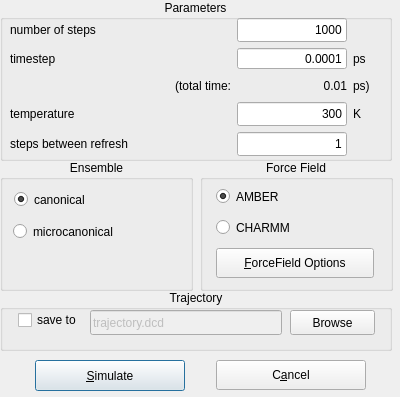
Before: the Qt Designer form source/VIEW/DIALOGS/molecularDynamicsDialog.ui in BALL-Project/ball, drawn with Qt 5.
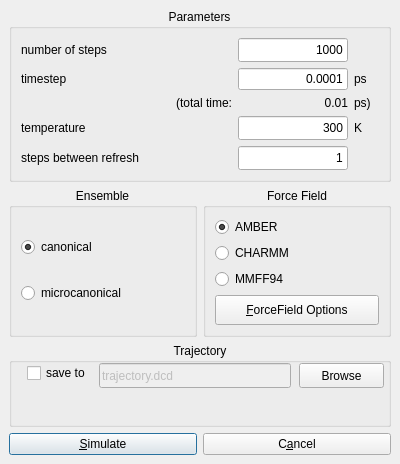
After: the same form once the commit is applied.

```diff
--- a/source/VIEW/DIALOGS/molecularDynamicsDialog.ui
+++ b/source/VIEW/DIALOGS/molecularDynamicsDialog.ui
@@ -9,7 +9,7 @@
     <x>0</x>
     <y>0</y>
     <width>400</width>
-    <height>397</height>
+    <height>464</height>
    </rect>
   </property>
   <property name="sizePolicy" >
@@ -38,15 +38,435 @@
   <property name="toolTip" >
    <string/>
   </property>
+  <layout class="QGridLayout" >
+   <property name="margin" >
+    <number>9</number>
+   </property>
+   <property name="spacing" >
+    <number>6</number>
+   </property>
+   <item row="0" column="0" colspan="2" >
+    <widget class="QGroupBox" name="GroupBox_3" >
+     <property name="focusPolicy" >
+      <enum>Qt::NoFocus</enum>
+     </property>
+     <property name="title" >
+      <string>Parameters</string>
+     </property>
+     <property name="alignment" >
+      <set>Qt::AlignHCenter</set>
+     </property>
+     <layout class="QGridLayout" >
+      <property name="margin" >
+       <number>9</number>
+      </property>
+      <property name="spacing" >
+       <number>6</number>
+      </property>
+      <item row="4" column="2" >
+       <widget class="QLabel" name="textLabel1" >
+        <property name="text" >
+         <string/>
+        </property>
+       </widget>
+      </item>
+      <item row="4" column="0" >
+       <widget class="QLabel" name="temperature_2" >
+        <property name="sizePolicy" >
+         <sizepolicy>
+          <hsizetype>7</hsizetype>
+          <vsizetype>5</vsizetype>
+          <horstretch>0</horstretch>
+          <verstretch>0</verstretch>
+         </sizepolicy>
+        </property>
+        <property name="minimumSize" >
+         <size>
+          <width>190</width>
+          <height>0</height>
+         </size>
+        </property>
+        <property name="maximumSize" >
+         <size>
+          <width>200</width>
+          <height>32767</height>
+         </size>
+        </property>
+        <property name="focusPolicy" >
+         <enum>Qt::NoFocus</enum>
+        </property>
+        <property name="lineWidth" >
+         <number>1</number>
+        </property>
+        <property name="text" >
+         <string>steps between refresh</string>
+        </property>
+        <property name="textFormat" >
+         <enum>Qt::AutoText</enum>
+        </property>
+        <property name="alignment" >
+         <set>Qt::AlignLeading|Qt::AlignLeft|Qt::AlignVCenter</set>
+        </property>
+       </widget>
+      </item>
+      <item row="2" column="2" >
+       <widget class="QLabel" name="Label_4_2_2" >
+        <property name="minimumSize" >
+         <size>
+          <width>25</width>
+          <height>0</height>
+         </size>
+        </property>
+        <property name="focusPolicy" >
+         <enum>Qt::NoFocus</enum>
+        </property>
+        <property name="lineWidth" >
+         <number>1</number>
+        </property>
+        <property name="text" >
+         <string>ps)</string>
+        </property>
+        <property name="textFormat" >
+         <enum>Qt::AutoText</enum>
+        </property>
+        <property name="alignment" >
+         <set>Qt::AlignLeading|Qt::AlignLeft|Qt::AlignVCenter</set>
+        </property>
+       </widget>
+      </item>
+      <item row="0" column="0" >
+       <widget class="QLabel" name="Label_4" >
+        <property name="minimumSize" >
+         <size>
+          <width>150</width>
+          <height>0</height>
+         </size>
+        </property>
+        <property name="focusPolicy" >
+         <enum>Qt::NoFocus</enum>
+        </property>
+        <property name="lineWidth" >
+         <number>1</number>
+        </property>
+        <property name="text" >
+         <string>number of steps</string>
+        </property>
+        <property name="textFormat" >
+         <enum>Qt::AutoText</enum>
+        </property>
+        <property name="alignment" >
+         <set>Qt::AlignLeading|Qt::AlignLeft|Qt::AlignVCenter</set>
+        </property>
+       </widget>
+      </item>
+      <item row="1" column="1" >
+       <widget class="QLineEdit" name="timestep_linedit" >
+        <property name="sizePolicy" >
+         <sizepolicy>
+          <hsizetype>5</hsizetype>
+          <vsizetype>0</vsizetype>
+          <horstretch>0</horstretch>
+          <verstretch>0</verstretch>
+         </sizepolicy>
+        </property>
+        <property name="maximumSize" >
+         <size>
+          <width>110</width>
+          <height>24</height>
+         </size>
+        </property>
+        <property name="focusPolicy" >
+         <enum>Qt::StrongFocus</enum>
+        </property>
+        <property name="toolTip" >
+         <string>Timesteps in which snapshots are taken</string>
+        </property>
+        <property name="text" >
+         <string>0.0001</string>
+        </property>
+        <property name="frame" >
+         <bool>true</bool>
+        </property>
+        <property name="alignment" >
+         <set>Qt::AlignRight</set>
+        </property>
+       </widget>
+      </item>
+      <item row="0" column="1" >
+       <widget class="QLineEdit" name="steps_lineedit" >
+        <property name="sizePolicy" >
+         <sizepolicy>
+          <hsizetype>5</hsizetype>
+          <vsizetype>0</vsizetype>
+          <horstretch>0</horstretch>
+          <verstretch>0</verstretch>
+         </sizepolicy>
+        </property>
+        <property name="minimumSize" >
+         <size>
+          <width>110</width>
+          <height>24</height>
+         </size>
+        </property>
+        <property name="maximumSize" >
+         <size>
+          <width>110</width>
+          <height>24</height>
+         </size>
+        </property>
+        <property name="focusPolicy" >
+         <enum>Qt::StrongFocus</enum>
+        </property>
+        <property name="text" >
+         <string>1000</string>
+        </property>
+        <property name="frame" >
+         <bool>true</bool>
+        </property>
+        <property name="echoMode" >
+         <enum>QLineEdit::Normal</enum>
+        </property>
+        <property name="alignment" >
+         <set>Qt::AlignRight</set>
+        </property>
+       </widget>
+      </item>
+      <item row="1" column="2" >
+       <widget class="QLabel" name="Label_4_2" >
+        <property name="minimumSize" >
+         <size>
+          <width>25</width>
+          <height>0</height>
+         </size>
+        </property>
+        <property name="focusPolicy" >
+         <enum>Qt::NoFocus</enum>
+        </property>
+        <property name="lineWidth" >
+         <number>1</number>
+        </property>
+        <property name="text" >
+         <string>ps</string>
+        </property>
+        <property name="textFormat" >
+         <enum>Qt::AutoText</enum>
+        </property>
+        <property name="alignment" >
+         <set>Qt::AlignLeading|Qt::AlignLeft|Qt::AlignVCenter</set>
+        </property>
+       </widget>
+      </item>
+      <item row="4" column="1" >
+       <widget class="QLineEdit" name="refresh_lineedit" >
+        <property name="sizePolicy" >
+         <sizepolicy>
+          <hsizetype>5</hsizetype>
+          <vsizetype>0</vsizetype>
+          <horstretch>0</horstretch>
+          <verstretch>0</verstretch>
+         </sizepolicy>
+        </property>
+        <property name="minimumSize" >
+         <size>
+          <width>110</width>
+          <height>24</height>
+         </size>
+        </property>
+        <property name="maximumSize" >
+         <size>
+          <width>110</width>
+          <height>24</height>
+         </size>
+        </property>
+        <property name="focusPolicy" >
+         <enum>Qt::StrongFocus</enum>
+        </property>
+        <property name="text" >
+         <string>1</string>
+        </property>
+        <property name="frame" >
+         <bool>true</bool>
+        </property>
+        <property name="echoMode" >
+         <enum>QLineEdit::Normal</enum>
+        </property>
+        <property name="alignment" >
+         <set>Qt::AlignRight</set>
+        </property>
+       </widget>
+      </item>
+      <item row="2" column="1" >
+       <widget class="QLabel" name="time_lineedit" >
+        <property name="text" >
+         <string>0.01</string>
+        </property>
+        <property name="alignment" >
+         <set>Qt::AlignRight|Qt::AlignTrailing|Qt::AlignVCenter</set>
+        </property>
+       </widget>
+      </item>
+      <item row="2" column="0" >
+       <widget class="QLabel" name="simulationtime_edit" >
+        <property name="minimumSize" >
+         <size>
+          <width>50</width>
+          <height>0</height>
+         </size>
+        </property>
+        <property name="focusPolicy" >
+         <enum>Qt::NoFocus</enum>
+        </property>
+        <property name="lineWidth" >
+         <number>1</number>
+        </property>
+        <property name="text" >
+         <string>(total time:</string>
+        </property>
+        <property name="textFormat" >
+         <enum>Qt::AutoText</enum>
+        </property>
+        <property name="alignment" >
+         <set>Qt::AlignRight|Qt::AlignTrailing|Qt::AlignVCenter</set>
+        </property>
+       </widget>
+      </item>
+      <item row="1" column="0" >
+       <widget class="QLabel" name="Label_5" >
+        <property name="minimumSize" >
+         <size>
+          <width>130</width>
+          <height>0</height>
+         </size>
+        </property>
+        <property name="focusPolicy" >
+         <enum>Qt::NoFocus</enum>
+        </property>
+        <property name="lineWidth" >
+         <number>1</number>
+        </property>
+        <property name="text" >
+         <string>timestep</string>
+        </property>
+        <property name="textFormat" >
+         <enum>Qt::AutoText</enum>
+        </property>
+        <property name="alignment" >
+         <set>Qt::AlignLeading|Qt::AlignLeft|Qt::AlignVCenter</set>
+        </property>
+       </widget>
+      </item>
+      <item row="3" column="1" >
+       <widget class="QLineEdit" name="temperature_lineedit" >
+        <property name="sizePolicy" >
+         <sizepolicy>
+          <hsizetype>5</hsizetype>
+          <vsizetype>0</vsizetype>
+          <horstretch>0</horstretch>
+          <verstretch>0</verstretch>
+         </sizepolicy>
+        </property>
+        <property name="minimumSize" >
+         <size>
+          <width>110</width>
+          <height>24</height>
+         </size>
+        </property>
+        <property name="maximumSize" >
+         <size>
+          <width>110</width>
+          <height>24</height>
+         </size>
+        </property>
+        <property name="focusPolicy" >
+         <enum>Qt::StrongFocus</enum>
+        </property>
+        <property name="toolTip" >
+         <string>Temperature in which the simulation runs</string>
+        </property>
+        <property name="text" >
+         <string>300</string>
+        </property>
+        <property name="frame" >
+         <bool>true</bool>
+        </property>
+        <property name="echoMode" >
+         <enum>QLineEdit::Normal</enum>
+        </property>
+        <property name="alignment" >
+         <set>Qt::AlignRight</set>
+        </property>
+       </widget>
+      </item>
+      <item row="0" column="2" >
+       <widget class="QLabel" name="textLabel2" >
+        <property name="text" >
+         <string/>
+        </property>
+       </widget>
+      </item>
+      <item row="3" column="0" >
+       <widget class="QLabel" name="temperature" >
+        <property name="sizePolicy" >
+         <sizepolicy>
+          <hsizetype>7</hsizetype>
+          <vsizetype>5</vsizetype>
+          <horstretch>0</horstretch>
+          <verstretch>0</verstretch>
+         </sizepolicy>
+        </property>
+        <property name="minimumSize" >
+         <size>
+          <width>150</width>
+          <height>0</height>
+         </size>
+        </property>
+        <property name="focusPolicy" >
+         <enum>Qt::NoFocus</enum>
+        </property>
+        <property name="lineWidth" >
+         <number>1</number>
+        </property>
+        <property name="text" >
+         <string>temperature</string>
+        </property>
+        <property name="textFormat" >
+         <enum>Qt::AutoText</enum>
+        </property>
+        <property name="alignment" >
+         <set>Qt::AlignLeading|Qt::AlignLeft|Qt::AlignVCenter</set>
+        </property>
+       </widget>
+      </item>
+      <item row="3" column="2" >
+       <widget class="QLabel" name="Label_4_2_3" >
+        <property name="minimumSize" >
+         <size>
+          <width>25</width>
+          <height>0</height>
+         </size>
+        </property>
+        <property name="focusPolicy" >
+         <enum>Qt::NoFocus</enum>
+        </property>
+        <property name="lineWidth" >
+         <number>1</number>
+        </property>
+        <property name="text" >
+         <string>K</string>
+        </property>
+        <property name="textFormat" >
+         <enum>Qt::AutoText</enum>
+        </property>
+        <property name="alignment" >
+         <set>Qt::AlignLeading|Qt::AlignLeft|Qt::AlignVCenter</set>
+        </property>
+       </widget>
+      </item>
+     </layout>
+    </widget>
+   </item>
+   <item row="2" column="0" colspan="2" >
   <widget class="QGroupBox" name="GroupBox2_2" >
-   <property name="geometry" >
-    <rect>
-     <x>0</x>
-     <y>290</y>
-     <width>392</width>
-     <height>61</height>
-    </rect>
-   </property>
    <property name="sizePolicy" >
     <sizepolicy>
      <hsizetype>5</hsizetype>
@@ -150,30 +570,24 @@
     </property>
    </widget>
   </widget>
+   </item>
+   <item row="1" column="0" >
   <widget class="QGroupBox" name="dielectric_group_2" >
-   <property name="geometry" >
-    <rect>
-     <x>0</x>
-     <y>160</y>
-     <width>193</width>
-     <height>131</height>
-    </rect>
-   </property>
    <property name="title" >
     <string>Ensemble</string>
    </property>
    <property name="alignment" >
     <set>Qt::AlignHCenter</set>
    </property>
+     <layout class="QVBoxLayout" >
+      <property name="margin" >
+       <number>9</number>
+      </property>
+      <property name="spacing" >
+       <number>6</number>
+      </property>
+      <item>
    <widget class="QRadioButton" name="canonical_button" >
-    <property name="geometry" >
-     <rect>
-      <x>14</x>
-      <y>29</y>
-      <width>166</width>
-      <height>21</height>
-     </rect>
-    </property>
     <property name="minimumSize" >
      <size>
       <width>120</width>
@@ -187,15 +601,9 @@
      <bool>true</bool>
     </property>
    </widget>
+      </item>
+      <item>
    <widget class="QRadioButton" name="microcanonical_button" >
-    <property name="geometry" >
-     <rect>
-      <x>13</x>
-      <y>61</y>
-      <width>170</width>
-      <height>21</height>
-     </rect>
-    </property>
     <property name="sizePolicy" >
      <sizepolicy>
       <hsizetype>0</hsizetype>
@@ -214,539 +622,27 @@
      <string>microcanonical</string>
     </property>
    </widget>
-  </widget>
-  <widget class="QGroupBox" name="GroupBox_3" >
-   <property name="geometry" >
-    <rect>
-     <x>0</x>
-     <y>0</y>
-     <width>392</width>
-     <height>161</height>
-    </rect>
-   </property>
-   <property name="focusPolicy" >
-    <enum>Qt::NoFocus</enum>
-   </property>
-   <property name="title" >
-    <string>Parameters</string>
-   </property>
-   <property name="alignment" >
-    <set>Qt::AlignHCenter</set>
-   </property>
-   <widget class="QLabel" name="temperature_2" >
-    <property name="geometry" >
-     <rect>
-      <x>10</x>
-      <y>132</y>
-      <width>200</width>
-      <height>24</height>
-     </rect>
-    </property>
-    <property name="sizePolicy" >
-     <sizepolicy>
-      <hsizetype>7</hsizetype>
-      <vsizetype>5</vsizetype>
-      <horstretch>0</horstretch>
-      <verstretch>0</verstretch>
-     </sizepolicy>
-    </property>
-    <property name="minimumSize" >
-     <size>
-      <width>190</width>
-      <height>0</height>
-     </size>
-    </property>
-    <property name="maximumSize" >
-     <size>
-      <width>200</width>
-      <height>32767</height>
-     </size>
-    </property>
-    <property name="focusPolicy" >
-     <enum>Qt::NoFocus</enum>
-    </property>
-    <property name="lineWidth" >
-     <number>1</number>
-    </property>
-    <property name="text" >
-     <string>steps between refresh</string>
-    </property>
-    <property name="textFormat" >
-     <enum>Qt::AutoText</enum>
-    </property>
-    <property name="alignment" >
-     <set>Qt::AlignLeading|Qt::AlignLeft|Qt::AlignVCenter</set>
-    </property>
-   </widget>
-   <widget class="QLabel" name="Label_4_2_3" >
-    <property name="geometry" >
-     <rect>
-      <x>353</x>
-      <y>102</y>
-      <width>25</width>
-      <height>24</height>
-     </rect>
-    </property>
-    <property name="minimumSize" >
-     <size>
-      <width>25</width>
-      <height>0</height>
-     </size>
-    </property>
-    <property name="focusPolicy" >
-     <enum>Qt::NoFocus</enum>
-    </property>
-    <property name="lineWidth" >
-     <number>1</number>
-    </property>
-    <property name="text" >
-     <string>K</string>
-    </property>
-    <property name="textFormat" >
-     <enum>Qt::AutoText</enum>
-    </property>
-    <property name="alignment" >
-     <set>Qt::AlignLeading|Qt::AlignLeft|Qt::AlignVCenter</set>
-    </property>
-   </widget>
-   <widget class="QLabel" name="temperature" >
-    <property name="geometry" >
-     <rect>
-      <x>10</x>
-      <y>102</y>
-      <width>221</width>
-      <height>24</height>
-     </rect>
-    </property>
-    <property name="sizePolicy" >
-     <sizepolicy>
-      <hsizetype>7</hsizetype>
-      <vsizetype>5</vsizetype>
-      <horstretch>0</horstretch>
-      <verstretch>0</verstretch>
-     </sizepolicy>
-    </property>
-    <property name="minimumSize" >
-     <size>
-      <width>150</width>
-      <height>0</height>
-     </size>
-    </property>
-    <property name="focusPolicy" >
-     <enum>Qt::NoFocus</enum>
-    </property>
-    <property name="lineWidth" >
-     <number>1</number>
-    </property>
-    <property name="text" >
-     <string>temperature</string>
-    </property>
-    <property name="textFormat" >
-     <enum>Qt::AutoText</enum>
-    </property>
-    <property name="alignment" >
-     <set>Qt::AlignLeading|Qt::AlignLeft|Qt::AlignVCenter</set>
-    </property>
-   </widget>
-   <widget class="QLabel" name="textLabel2" >
-    <property name="geometry" >
-     <rect>
-      <x>353</x>
-      <y>18</y>
-      <width>25</width>
-      <height>24</height>
-     </rect>
-    </property>
-    <property name="text" >
-     <string/>
-    </property>
-   </widget>
-   <widget class="QLineEdit" name="temperature_lineedit" >
-    <property name="geometry" >
-     <rect>
-      <x>237</x>
-      <y>102</y>
-      <width>110</width>
-      <height>24</height>
-     </rect>
-    </property>
-    <property name="sizePolicy" >
-     <sizepolicy>
-      <hsizetype>5</hsizetype>
-      <vsizetype>0</vsizetype>
-      <horstretch>0</horstretch>
-      <verstretch>0</verstretch>
-     </sizepolicy>
-    </property>
-    <property name="minimumSize" >
-     <size>
-      <width>110</width>
-      <height>24</height>
-     </size>
-    </property>
-    <property name="maximumSize" >
-     <size>
-      <width>110</width>
-      <height>24</height>
-     </size>
-    </property>
-    <property name="focusPolicy" >
-     <enum>Qt::StrongFocus</enum>
-    </property>
-    <property name="toolTip" >
-     <string>Temperature in which the simulation runs</string>
-    </property>
-    <property name="text" >
-     <string>300</string>
-    </property>
-    <property name="frame" >
-     <bool>true</bool>
-    </property>
-    <property name="echoMode" >
-     <enum>QLineEdit::Normal</enum>
-    </property>
-    <property name="alignment" >
-     <set>Qt::AlignRight</set>
-    </property>
-   </widget>
-   <widget class="QLabel" name="Label_5" >
-    <property name="geometry" >
-     <rect>
-      <x>10</x>
-      <y>48</y>
-      <width>221</width>
-      <height>21</height>
-     </rect>
-    </property>
-    <property name="minimumSize" >
-     <size>
-      <width>130</width>
-      <height>0</height>
-     </size>
-    </property>
-    <property name="focusPolicy" >
-     <enum>Qt::NoFocus</enum>
-    </property>
-    <property name="lineWidth" >
-     <number>1</number>
-    </property>
-    <property name="text" >
-     <string>timestep</string>
-    </property>
-    <property name="textFormat" >
-     <enum>Qt::AutoText</enum>
-    </property>
-    <property name="alignment" >
-     <set>Qt::AlignLeading|Qt::AlignLeft|Qt::AlignVCenter</set>
-    </property>
-   </widget>
-   <widget class="QLabel" name="simulationtime_edit" >
-    <property name="geometry" >
-     <rect>
-      <x>10</x>
-      <y>75</y>
-      <width>221</width>
-      <height>21</height>
-     </rect>
-    </property>
-    <property name="minimumSize" >
-     <size>
-      <width>50</width>
-      <height>0</height>
-     </size>
-    </property>
-    <property name="focusPolicy" >
-     <enum>Qt::NoFocus</enum>
-    </property>
-    <property name="lineWidth" >
-     <number>1</number>
-    </property>
-    <property name="text" >
-     <string>(total time:</string>
-    </property>
-    <property name="textFormat" >
-     <enum>Qt::AutoText</enum>
-    </property>
-    <property name="alignment" >
-     <set>Qt::AlignRight|Qt::AlignTrailing|Qt::AlignVCenter</set>
-    </property>
-   </widget>
-   <widget class="QLabel" name="time_lineedit" >
-    <property name="geometry" >
-     <rect>
-      <x>237</x>
-      <y>75</y>
-      <width>110</width>
-      <height>21</height>
-     </rect>
-    </property>
-    <property name="text" >
-     <string>0.01</string>
-    </property>
-    <property name="alignment" >
-     <set>Qt::AlignRight|Qt::AlignTrailing|Qt::AlignVCenter</set>
-    </property>
-   </widget>
-   <widget class="QLineEdit" name="refresh_lineedit" >
-    <property name="geometry" >
-     <rect>
-      <x>237</x>
-      <y>132</y>
-      <width>110</width>
-      <height>24</height>
-     </rect>
-    </property>
-    <property name="sizePolicy" >
-     <sizepolicy>
-      <hsizetype>5</hsizetype>
-      <vsizetype>0</vsizetype>
-      <horstretch>0</horstretch>
-      <verstretch>0</verstretch>
-     </sizepolicy>
-    </property>
-    <property name="minimumSize" >
-     <size>
-      <width>110</width>
-      <height>24</height>
-     </size>
-    </property>
-    <property name="maximumSize" >
-     <size>
-      <width>110</width>
-      <height>24</height>
-     </size>
-    </property>
-    <property name="focusPolicy" >
-     <enum>Qt::StrongFocus</enum>
-    </property>
-    <property name="text" >
-     <string>1</string>
-    </property>
-    <property name="frame" >
-     <bool>true</bool>
-    </property>
-    <property name="echoMode" >
-     <enum>QLineEdit::Normal</enum>
-    </property>
-    <property name="alignment" >
-     <set>Qt::AlignRight</set>
-    </property>
-   </widget>
-   <widget class="QLabel" name="Label_4_2" >
-    <property name="geometry" >
-     <rect>
-      <x>353</x>
-      <y>48</y>
-      <width>25</width>
-      <height>21</height>
-     </rect>
-    </property>
-    <property name="minimumSize" >
-     <size>
-      <width>25</width>
-      <height>0</height>
-     </size>
-    </property>
-    <property name="focusPolicy" >
-     <enum>Qt::NoFocus</enum>
-    </property>
-    <property name="lineWidth" >
-     <number>1</number>
-    </property>
-    <property name="text" >
-     <string>ps</string>
-    </property>
-    <property name="textFormat" >
-     <enum>Qt::AutoText</enum>
-    </property>
-    <property name="alignment" >
-     <set>Qt::AlignLeading|Qt::AlignLeft|Qt::AlignVCenter</set>
-    </property>
-   </widget>
-   <widget class="QLineEdit" name="steps_lineedit" >
-    <property name="geometry" >
-     <rect>
-      <x>237</x>
-      <y>18</y>
-      <width>110</width>
-      <height>24</height>
-     </rect>
-    </property>
-    <property name="sizePolicy" >
-     <sizepolicy>
-      <hsizetype>5</hsizetype>
-      <vsizetype>0</vsizetype>
-      <horstretch>0</horstretch>
-      <verstretch>0</verstretch>
-     </sizepolicy>
-    </property>
-    <property name="minimumSize" >
-     <size>
-      <width>110</width>
-      <height>24</height>
-     </size>
-    </property>
-    <property name="maximumSize" >
-     <size>
-      <width>110</width>
-      <height>24</height>
-     </size>
-    </property>
-    <property name="focusPolicy" >
-     <enum>Qt::StrongFocus</enum>
-    </property>
-    <property name="text" >
-     <string>1000</string>
-    </property>
-    <property name="frame" >
-     <bool>true</bool>
-    </property>
-    <property name="echoMode" >
-     <enum>QLineEdit::Normal</enum>
-    </property>
-    <property name="alignment" >
-     <set>Qt::AlignRight</set>
-    </property>
-   </widget>
-   <widget class="QLabel" name="textLabel1" >
-    <property name="geometry" >
-     <rect>
-      <x>353</x>
-      <y>132</y>
-      <width>25</width>
-      <height>24</height>
-     </rect>
-    </property>
-    <property name="text" >
-     <string/>
-    </property>
-   </widget>
-   <widget class="QLineEdit" name="timestep_linedit" >
-    <property name="geometry" >
-     <rect>
-      <x>237</x>
-      <y>48</y>
-      <width>110</width>
-      <height>21</height>
-     </rect>
-    </property>
-    <property name="sizePolicy" >
-     <sizepolicy>
-      <hsizetype>5</hsizetype>
-      <vsizetype>0</vsizetype>
-      <horstretch>0</horstretch>
-      <verstretch>0</verstretch>
-     </sizepolicy>
-    </property>
-    <property name="maximumSize" >
-     <size>
-      <width>110</width>
-      <height>24</height>
-     </size>
-    </property>
-    <property name="focusPolicy" >
-     <enum>Qt::StrongFocus</enum>
-    </property>
-    <property name="toolTip" >
-     <string>Timesteps in which snapshots are taken</string>
-    </property>
-    <property name="text" >
-     <string>0.0001</string>
-    </property>
-    <property name="frame" >
-     <bool>true</bool>
-    </property>
-    <property name="alignment" >
-     <set>Qt::AlignRight</set>
-    </property>
-   </widget>
-   <widget class="QLabel" name="Label_4" >
-    <property name="geometry" >
-     <rect>
-      <x>10</x>
-      <y>18</y>
-      <width>221</width>
-      <height>24</height>
-     </rect>
-    </property>
-    <property name="minimumSize" >
-     <size>
-      <width>150</width>
-      <height>0</height>
-     </size>
-    </property>
-    <property name="focusPolicy" >
-     <enum>Qt::NoFocus</enum>
-    </property>
-    <property name="lineWidth" >
-     <number>1</number>
-    </property>
-    <property name="text" >
-     <string>number of steps</string>
-    </property>
-    <property name="textFormat" >
-     <enum>Qt::AutoText</enum>
-    </property>
-    <property name="alignment" >
-     <set>Qt::AlignLeading|Qt::AlignLeft|Qt::AlignVCenter</set>
-    </property>
-   </widget>
-   <widget class="QLabel" name="Label_4_2_2" >
-    <property name="geometry" >
-     <rect>
-      <x>353</x>
-      <y>75</y>
-      <width>25</width>
-      <height>21</height>
-     </rect>
-    </property>
-    <property name="minimumSize" >
-     <size>
-      <width>25</width>
-      <height>0</height>
-     </size>
-    </property>
-    <property name="focusPolicy" >
-     <enum>Qt::NoFocus</enum>
-    </property>
-    <property name="lineWidth" >
-     <number>1</number>
-    </property>
-    <property name="text" >
-     <string>ps)</string>
-    </property>
-    <property name="textFormat" >
-     <enum>Qt::AutoText</enum>
-    </property>
-    <property name="alignment" >
-     <set>Qt::AlignLeading|Qt::AlignLeft|Qt::AlignVCenter</set>
-    </property>
-   </widget>
-  </widget>
+      </item>
+     </layout>
+    </widget>
+   </item>
+   <item row="1" column="1" >
   <widget class="QGroupBox" name="groupBox5" >
-   <property name="geometry" >
-    <rect>
-     <x>200</x>
-     <y>160</y>
-     <width>193</width>
-     <height>131</height>
-    </rect>
-   </property>
    <property name="title" >
     <string>Force Field</string>
    </property>
    <property name="alignment" >
     <set>Qt::AlignHCenter</set>
    </property>
+     <layout class="QVBoxLayout" >
+      <property name="margin" >
+       <number>9</number>
+      </property>
+      <property name="spacing" >
+       <number>6</number>
+      </property>
+      <item>
    <widget class="QRadioButton" name="useAmberRadioButton" >
-    <property name="geometry" >
-     <rect>
-      <x>16</x>
-      <y>26</y>
-      <width>158</width>
-      <height>21</height>
-     </rect>
-    </property>
     <property name="text" >
      <string>AMBER</string>
     </property>
@@ -757,15 +653,9 @@
      <bool>true</bool>
     </property>
    </widget>
+      </item>
+      <item>
    <widget class="QRadioButton" name="useCharmmRadioButton" >
-    <property name="geometry" >
-     <rect>
-      <x>16</x>
-      <y>57</y>
-      <width>158</width>
-      <height>21</height>
-     </rect>
-    </property>
     <property name="text" >
      <string>CHARMM</string>
     </property>
@@ -773,15 +663,19 @@
      <string/>
     </property>
    </widget>
+      </item>
+      <item>
+       <widget class="QRadioButton" name="useMMFF94RadioButton" >
+        <property name="text" >
+         <string>MMFF94</string>
+        </property>
+        <property name="shortcut" >
+         <string/>
+        </property>
+       </widget>
+      </item>
+      <item>
    <widget class="QPushButton" name="advanced_button" >
-    <property name="geometry" >
-     <rect>
-      <x>16</x>
-      <y>88</y>
-      <width>158</width>
-      <height>30</height>
-     </rect>
-    </property>
     <property name="minimumSize" >
      <size>
       <width>0</width>
@@ -798,40 +692,11 @@
      <string>Alt+F</string>
     </property>
    </widget>
-  </widget>
-  <widget class="QWidget" name="layoutWidget" >
-   <property name="geometry" >
-    <rect>
-     <x>10</x>
-     <y>360</y>
-     <width>381</width>
-     <height>31</height>
-    </rect>
-   </property>
-   <layout class="QHBoxLayout" >
-    <property name="margin" >
-     <number>0</number>
-    </property>
-    <property name="spacing" >
-     <number>6</number>
-    </property>
-    <item>
-     <spacer>
-      <property name="orientation" >
-       <enum>Qt::Horizontal</enum>
-      </property>
-      <property name="sizeType" >
-       <enum>QSizePolicy::Expanding</enum>
-      </property>
-      <property name="sizeHint" >
-       <size>
-        <width>46</width>
-        <height>20</height>
-       </size>
-      </property>
-     </spacer>
-    </item>
-    <item>
+      </item>
+     </layout>
+    </widget>
+   </item>
+   <item row="3" column="0" >
      <widget class="QPushButton" name="start_button" >
       <property name="sizePolicy" >
        <sizepolicy>
@@ -867,23 +732,7 @@
       </property>
      </widget>
     </item>
-    <item>
-     <spacer>
-      <property name="orientation" >
-       <enum>Qt::Horizontal</enum>
-      </property>
-      <property name="sizeType" >
-       <enum>QSizePolicy::Expanding</enum>
-      </property>
-      <property name="sizeHint" >
-       <size>
-        <width>47</width>
-        <height>20</height>
-       </size>
-      </property>
-     </spacer>
-    </item>
-    <item>
+   <item row="3" column="1" >
      <widget class="QPushButton" name="cancel_button" >
       <property name="sizePolicy" >
        <sizepolicy>
@@ -919,24 +768,7 @@
       </property>
      </widget>
     </item>
-    <item>
-     <spacer>
-      <property name="orientation" >
-       <enum>Qt::Horizontal</enum>
-      </property>
-      <property name="sizeType" >
-       <enum>QSizePolicy::Expanding</enum>
-      </property>
-      <property name="sizeHint" >
-       <size>
-        <width>46</width>
-        <height>20</height>
-       </size>
-      </property>
-     </spacer>
-    </item>
-   </layout>
-  </widget>
+  </layout>
  </widget>
  <layoutdefault spacing="6" margin="11" />
  <pixmapfunction>qPixmapFromMimeSource</pixmapfunction>
```
Lines whose indentation alone changed are shown as unchanged.
